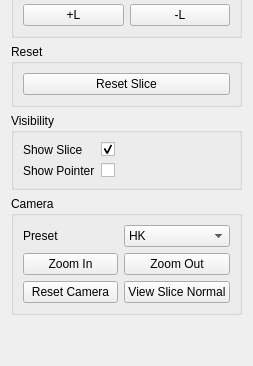
Above: gui/workbench/docks/slice_plane.ui from AdvancedPhotonSource/DashPVA before the change; both pictures show x 0 to 253 and y 500 to 866 of the 253 by 866 pixel window. Below: the same form after it.
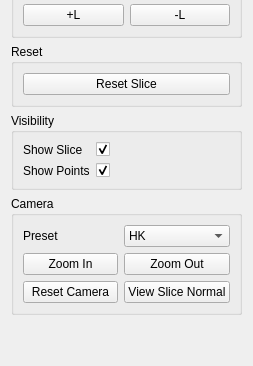
That is the form after the change.

Commit message: fix: pointer visibility on slice plane, connected it remove: Show pointer

Patch:
```diff
--- a/gui/workbench/docks/slice_plane.ui
+++ b/gui/workbench/docks/slice_plane.ui
@@ -340,14 +340,14 @@
       <item row="1" column="0">
        <widget class="QLabel" name="labelShowPointer">
         <property name="text">
-         <string>Show Pointer</string>
+         <string>Show Points</string>
         </property>
        </widget>
       </item>
       <item row="1" column="1">
        <widget class="QCheckBox" name="cb_show_pointer">
         <property name="checked">
-         <bool>false</bool>
+         <bool>true</bool>
         </property>
        </widget>
       </item>
```
Left out of the diff: 4 changed lines with no effect on the pictures. The commit also changes 1 other file.
